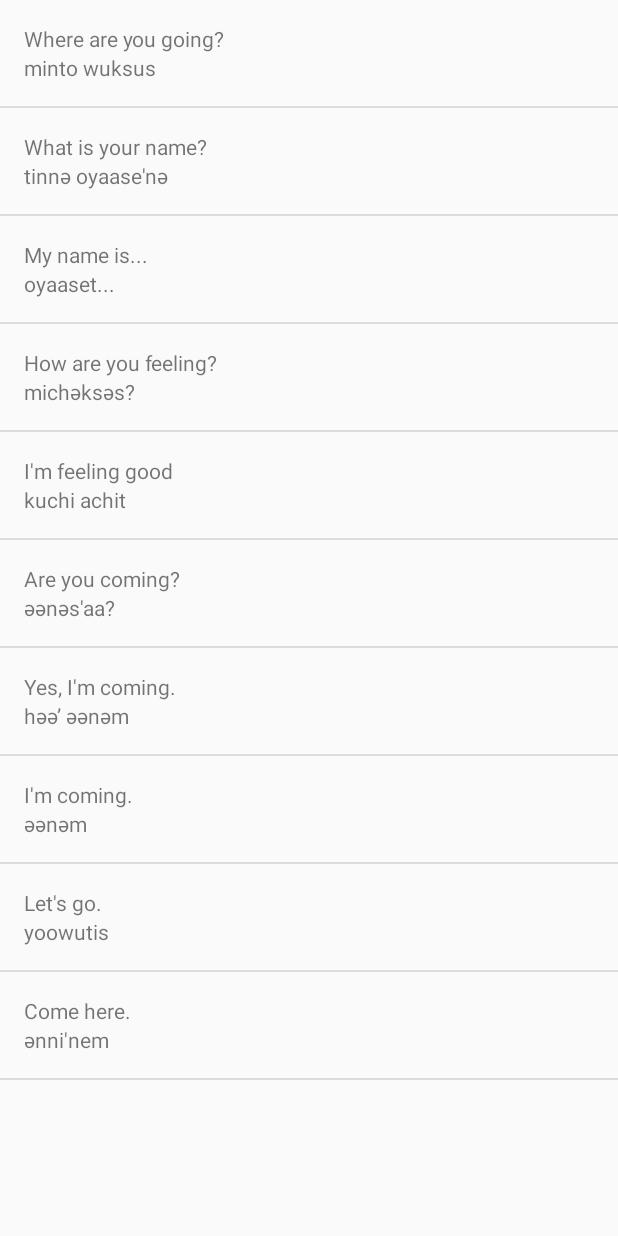
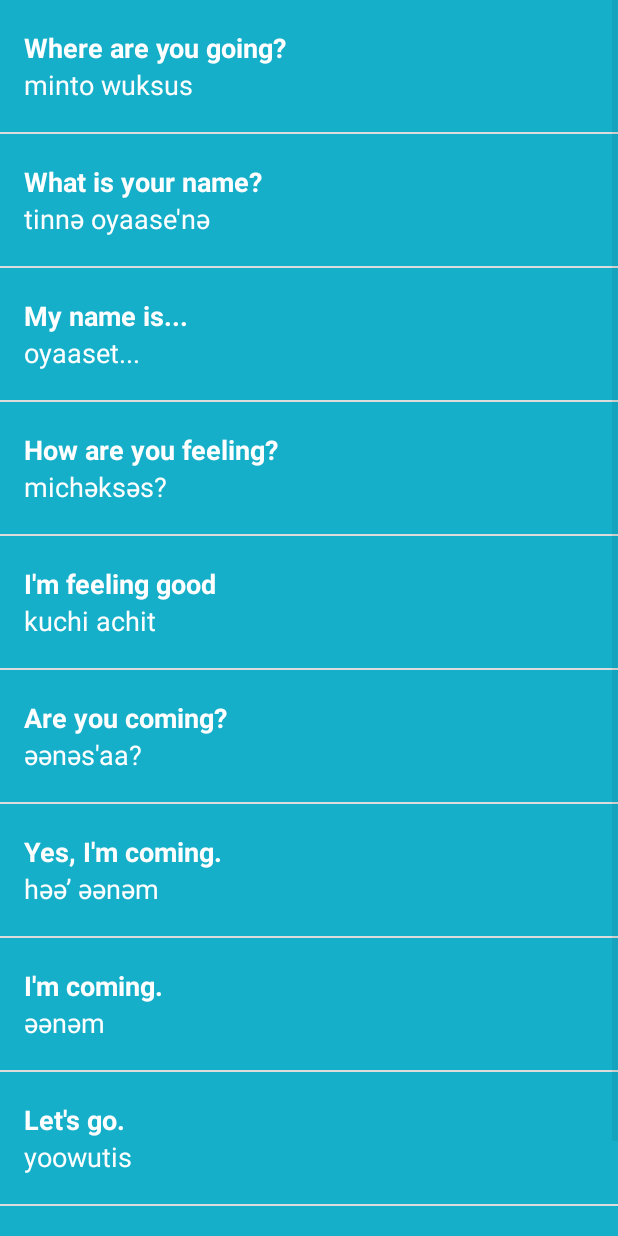
Before and after one commit to Alafran/miwokTranslator, an Android app: the PhrasesActivity screen opened directly, with no data from a screen before it, on a phone screen of 412 x 824 dp. Run offline under Robolectric (Android 15) with nearby library versions, the phone set to English and light mode, and no system bars.

Commit message:
Updated as of 1/5 5pm

```diff
--- a/app/src/main/java/com/example/android/miwok/PhrasesActivity.java
+++ b/app/src/main/java/com/example/android/miwok/PhrasesActivity.java
@@ -6,6 +6,7 @@ import android.support.design.widget.Snackbar;
 import android.support.v7.app.AppCompatActivity;
 import android.support.v7.widget.Toolbar;
 import android.view.View;
+import android.widget.LinearLayout;
 import android.widget.ListView;
 
 import java.util.ArrayList;
@@ -16,8 +17,7 @@ public class PhrasesActivity extends AppCompatActivity {
     protected void onCreate(Bundle savedInstanceState) {
         super.onCreate(savedInstanceState);
         setContentView(R.layout.word_list);
-        //Toolbar toolbar = (Toolbar) findViewById(R.id.toolbar);
-        //setSupportActionBar(toolbar);
+
 
         ArrayList<Word> phrases = new ArrayList<>();
         phrases.add(new Word("minto wuksus","Where are you going?"));
@@ -31,11 +31,12 @@ public class PhrasesActivity extends AppCompatActivity {
         phrases.add(new Word("yoowutis", "Let's go."));
         phrases.add(new Word("әnni'nem", "Come here."));
 
-        WordAdapter itemsAdapter = new WordAdapter(this, phrases);
+        WordAdapter itemsAdapter = new WordAdapter(this, phrases, R.color.category_phrases);
 
         ListView listView = (ListView) findViewById(R.id.list);
 
         listView.setAdapter(itemsAdapter);
+
     }
 
 }
--- a/app/src/main/java/com/example/android/miwok/Word.java
+++ b/app/src/main/java/com/example/android/miwok/Word.java
@@ -2,7 +2,7 @@ package com.example.android.miwok;
 
 /**
  * Created by Joey on 1/2/2018.
- *
+ * <p>
  * Word represents a vocabulary word the user wants to learn.
  * It contains both a default translation and a miwok translation.
  */
@@ -11,10 +11,18 @@ public class Word {
 
     private String miwokTranslation;
     private String defaultTranslation;
+    private int imageResourceID;
 
     public Word(String miwokTranslation, String defaultTranslation) {
+        this.miwokTranslation = miwokTranslation;
         this.defaultTranslation = defaultTranslation;
+        this.imageResourceID = 0;
+    }
+
+    public Word(String miwokTranslation, String defaultTranslation, int imageResourceID) {
         this.miwokTranslation = miwokTranslation;
+        this.defaultTranslation = defaultTranslation;
+        this.imageResourceID = imageResourceID;
     }
 
     public String getMiwokTranslation() {
@@ -22,7 +30,11 @@ public class Word {
     }
 
     public String getDefaultTranslation() {
-        return  this.defaultTranslation;
+        return this.defaultTranslation;
+    }
+
+    public int getimageResourceID() {
+        return this.imageResourceID;
     }
 
 }
--- a/app/src/main/java/com/example/android/miwok/WordAdapter.java
+++ b/app/src/main/java/com/example/android/miwok/WordAdapter.java
@@ -2,10 +2,13 @@ package com.example.android.miwok;
 
 import android.content.Context;
 import android.support.annotation.NonNull;
+import android.support.v4.content.ContextCompat;
 import android.view.LayoutInflater;
 import android.view.View;
 import android.view.ViewGroup;
 import android.widget.ArrayAdapter;
+import android.widget.ImageView;
+import android.widget.LinearLayout;
 import android.widget.TextView;
 
 import java.util.ArrayList;
@@ -17,26 +20,39 @@ import java.util.List;
 
 public class WordAdapter extends ArrayAdapter<Word> {
 
-    List<Word> words;
+    private List<Word> words;
+    private int backgroundColor;
 
-    public WordAdapter(Context context, ArrayList<Word> objects) {
+    public WordAdapter(Context context, ArrayList<Word> objects, int color) {
         super(context, 0, objects);
         words = objects;
+        this.backgroundColor = color;
     }
 
 
     @Override
     public View getView(int position, View convertView, ViewGroup parent) {
 
-        if(convertView == null) {
+        if (convertView == null) {
             convertView = LayoutInflater.from(getContext()).inflate(
                     R.layout.list_item, parent, false);
         }
         TextView defaultWordTextView = (TextView) convertView.findViewById(R.id.default_text_view);
         TextView translationTextView = (TextView) convertView.findViewById(R.id.translation_text_view);
+        ImageView image = (ImageView) convertView.findViewById(R.id.image_view);
+        LinearLayout textContainer = (LinearLayout) convertView.findViewById(R.id.text_container);
+
+        int color = ContextCompat.getColor(getContext(), backgroundColor);
+
+        textContainer.setBackgroundColor(color);
+
 
         defaultWordTextView.setText(words.get(position).getDefaultTranslation());
         translationTextView.setText(words.get(position).getMiwokTranslation());
+        if (this.words.get(position).getimageResourceID() != 0) {
+            image.setImageResource(words.get(position).getimageResourceID());
+            image.setVisibility(View.VISIBLE);
+        }
 
 
         return convertView;
--- a/app/src/main/res/layout/list_item.xml
+++ b/app/src/main/res/layout/list_item.xml
@@ -1,22 +1,48 @@
 <?xml version="1.0" encoding="utf-8"?>
 <LinearLayout xmlns:android="http://schemas.android.com/apk/res/android"
     xmlns:tools="http://schemas.android.com/tools"
+    android:id="@+id/list"
+    android:layout_width="match_parent"
+    android:layout_height="match_parent"
+    android:orientation="horizontal"
+    android:minHeight="@dimen/list_item_height">
+
+    <ImageView
+        android:id="@+id/image_view"
+        android:layout_width="@dimen/list_item_height"
+        android:layout_height="@dimen/list_item_height"
+        android:src="@mipmap/ic_launcher"
+        android:visibility="gone"
+        />
+
+    <LinearLayout
+        android:id="@+id/text_container"
         android:layout_width="match_parent"
         android:layout_height="match_parent"
         android:orientation="vertical"
-    android:padding="16dp"
-    android:id="@+id/list">
+        android:paddingLeft="16dp">
+
 
         <TextView
             android:id="@+id/default_text_view"
             android:layout_width="match_parent"
-        android:layout_height="wrap_content"
+            android:layout_height="0dp"
+            android:layout_weight="1"
+            android:textStyle="bold"
+            android:textColor="@android:color/white"
+            android:gravity="bottom"
+            android:textAppearance="@style/TextAppearance.AppCompat.Medium"
             tools:text="lutti" />
 
         <TextView
             android:id="@+id/translation_text_view"
             android:layout_width="match_parent"
-        android:layout_height="wrap_content"
-        tools:text="one"/>
+            android:layout_height="0dp"
+            android:layout_weight="1"
+            android:gravity="top"
+            android:textAppearance="@style/TextAppearance.AppCompat.Medium"
+            android:textColor="@android:color/white"
+            tools:text="one" />
+    </LinearLayout>
 
 </LinearLayout>
--- a/app/src/main/res/layout/word_list.xml
+++ b/app/src/main/res/layout/word_list.xml
@@ -1,4 +1,5 @@
 <?xml version="1.0" encoding="utf-8"?>
+
 <ListView xmlns:android="http://schemas.android.com/apk/res/android"
     xmlns:app="http://schemas.android.com/apk/res-auto"
     xmlns:tools="http://schemas.android.com/tools"
```
Also changed, not shown: app/src/main/java/com/example/android/miwok/ColorsActivity.java (+12 -11 lines), app/src/main/java/com/example/android/miwok/FamilyMembersActivity.java (+14 -13 lines), app/src/main/java/com/example/android/miwok/NumbersActivity.java (+14 -13 lines). Lines whose indentation alone changed are shown as unchanged.
